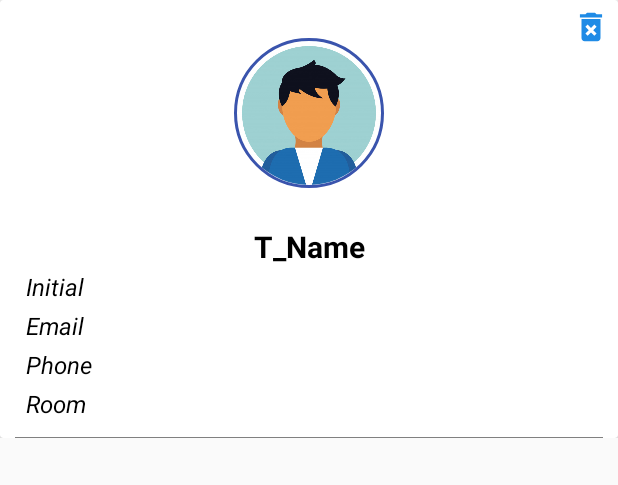
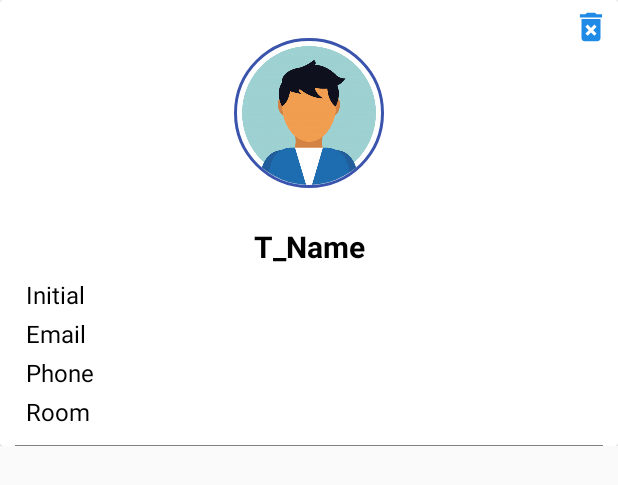
Before and after one commit to neelniloy/BackBenchers, an Android app: the layout show_teacher.xml on its own in the app's theme, with its tools: preview values and no code run, on a phone screen of 412 x 824 dp. Shown: the top 485 px of the screen. Run offline under Robolectric (Android 15) with nearby library versions, the phone set to English and light mode, and no system bars; Roboto replaces fonts that are not available here.

Commit message:
initial commit

```diff
--- a/app/src/main/java/com/sarker/backbenchersextended/AddTeacher.java
+++ b/app/src/main/java/com/sarker/backbenchersextended/AddTeacher.java
@@ -226,7 +226,7 @@ public class AddTeacher extends AppCompatActivity {
         Toast.makeText(AddTeacher.this, "Teacher Added Successfully", Toast.LENGTH_SHORT).show();
 
         loadingBar.dismiss();
-        Intent intent = new Intent(AddTeacher.this, AdminPanel.class);
+        Intent intent = new Intent(AddTeacher.this, AddTeacher.class);
         intent.putExtra("classCode", classCode);
         startActivity(intent);
         finish();
--- a/app/src/main/java/com/sarker/backbenchersextended/Dashboard.java
+++ b/app/src/main/java/com/sarker/backbenchersextended/Dashboard.java
@@ -251,7 +251,7 @@ public class Dashboard extends AppCompatActivity implements NavigationView.OnNav
                 builder.setTitle("About Backbenchers");
                 builder.setIcon(R.drawable.ic_logo);
                 builder.setCancelable(true);
-                builder.setMessage("BackBenchers is a Class Management System that aims to simplify creating, distributing class materials. You can use BackBenchers in your school/college/varsity to streamline assignments, boost collaboration, and foster communication. Students can easily track classwork,can see their class routine, Course lectures,Teachers Information, Student Informations and many more...Also can share class lecture through Backbenchers.")
+                builder.setMessage("BackBenchers is a Class Management System that aims to simplify creating, distributing class materials. You can use BackBenchers in your school/college/varsity to streamline assignments, boost collaboration, and foster communication. Students can easily track classwork,can see their class routine, Course lectures,Teachers Information, Student Informations and many more...Also can share class lecture through Backbenchers.\n\n- Team BackBenchers")
                         .setPositiveButton("Visit Us", new DialogInterface.OnClickListener() {
                             @Override
                             public void onClick(DialogInterface dialog, int which) {
--- a/app/src/main/java/com/sarker/backbenchersextended/Teacher.java
+++ b/app/src/main/java/com/sarker/backbenchersextended/Teacher.java
@@ -70,7 +70,7 @@ public class Teacher extends AppCompatActivity {
 
         user_id = mAuth.getCurrentUser().getUid();
 
-        tRef = FirebaseDatabase.getInstance().getReference().child("Classroom").child(classCode);
+        tRef = FirebaseDatabase.getInstance().getReference().child("Classroom").child(classCode).child("Teacher");
 
 
         LinearLayoutManager linearLayoutManager = new LinearLayoutManager(this);
@@ -89,9 +89,9 @@ public class Teacher extends AppCompatActivity {
                 tList.clear();
                 tAdapter.notifyDataSetChanged();
 
-                if (snapshot.child("Teacher").exists()){
+                if (snapshot.exists()){
 
-                    for (DataSnapshot postSnapshot : snapshot.child("Teacher").getChildren()) {
+                    for (DataSnapshot postSnapshot : snapshot.getChildren()) {
 
                         TeacherInfo info = postSnapshot.getValue(TeacherInfo.class);
 
--- a/app/src/main/res/layout/activity_add_course.xml
+++ b/app/src/main/res/layout/activity_add_course.xml
@@ -63,7 +63,7 @@
         android:layout_marginEnd="10dp"
         android:layout_toStartOf="@+id/add_course"
         android:layout_toEndOf="@+id/choose_course"
-        android:hint="Category Name"
+        android:hint="Course Name"
         android:textSize="14sp" />
 
     <Button
--- a/app/src/main/res/layout/show_teacher.xml
+++ b/app/src/main/res/layout/show_teacher.xml
@@ -44,6 +44,7 @@
 
 
             <LinearLayout
+                android:layout_marginTop="5dp"
                 android:layout_marginStart="15dp"
                 android:layout_marginEnd="15dp"
                 android:layout_marginBottom="10dp"
@@ -63,7 +64,6 @@
                         android:layout_width="wrap_content"
                         android:layout_height="wrap_content"
                         android:text="Initial"
-                        android:textStyle="italic"
                         android:textSize="16sp"
                         android:textColor="#000"
                         android:layout_gravity="center"/>
@@ -83,7 +83,6 @@
                         android:layout_width="wrap_content"
                         android:layout_height="wrap_content"
                         android:text="Email "
-                        android:textStyle="italic"
                         android:textSize="16sp"
                         android:textColor="#000"
                         android:layout_gravity="center"/>
@@ -101,7 +100,6 @@
                         android:layout_width="wrap_content"
                         android:layout_height="wrap_content"
                         android:text="Phone"
-                        android:textStyle="italic"
                         android:textSize="16sp"
                         android:textColor="#000"
                         android:layout_gravity="center"/>
@@ -119,7 +117,6 @@
                         android:layout_width="wrap_content"
                         android:layout_height="wrap_content"
                         android:text="Room"
-                        android:textStyle="italic"
                         android:textSize="16sp"
                         android:textColor="#000"
                         android:layout_gravity="center"/>
```
